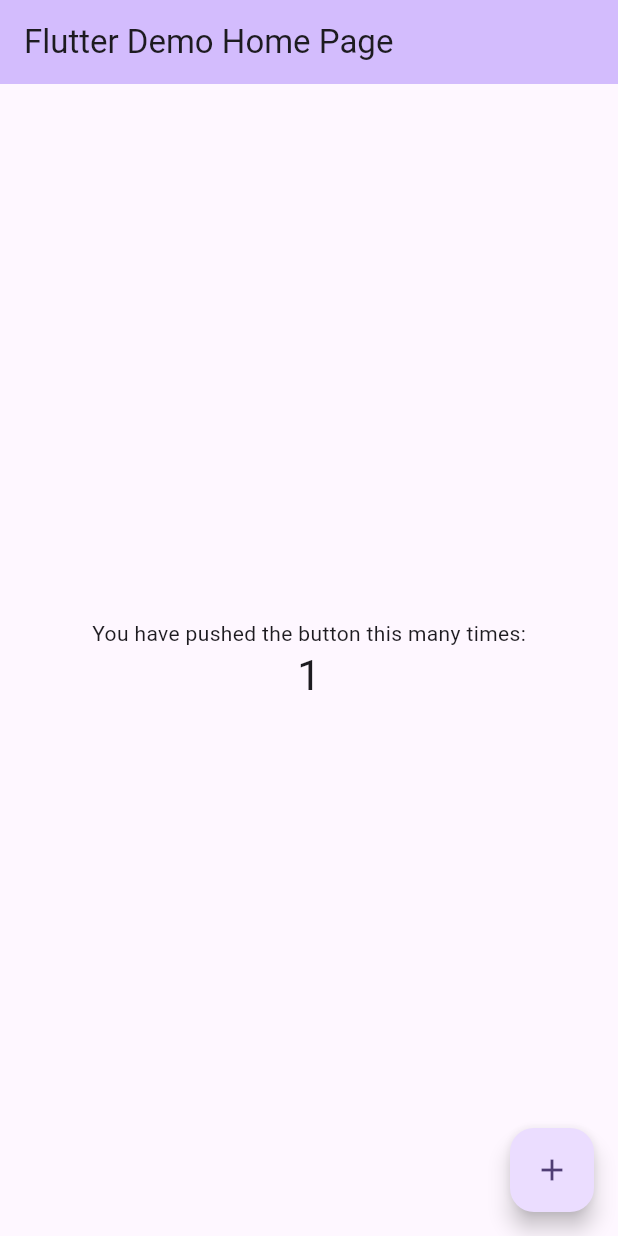
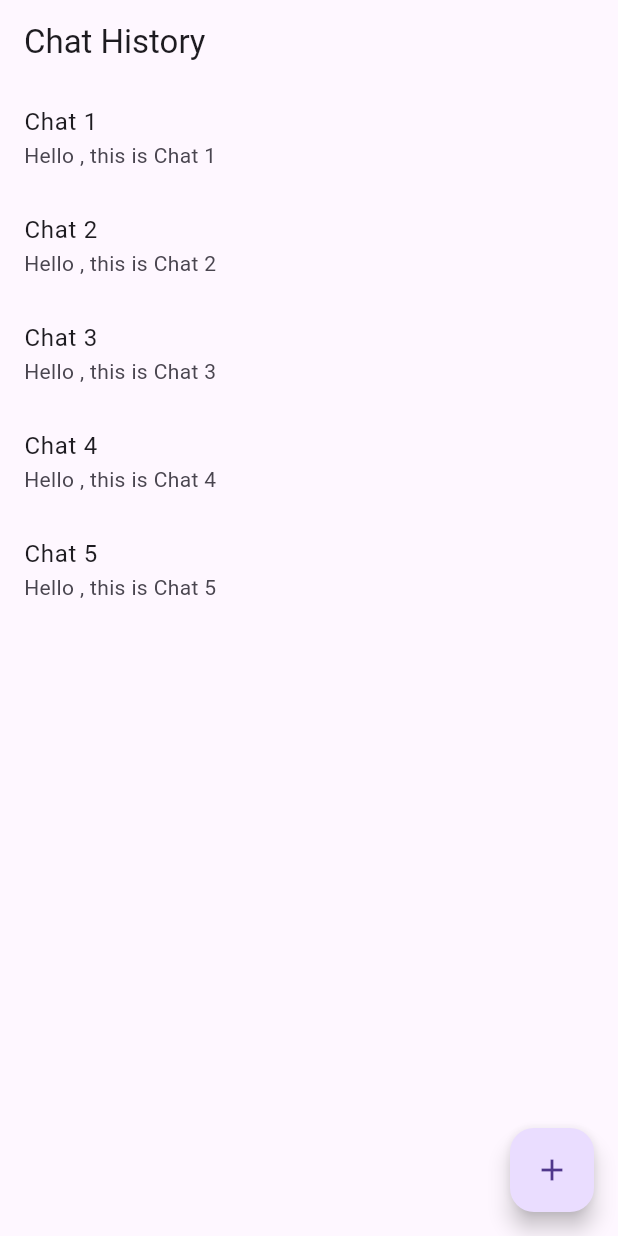
Before and after one commit to SiddheshMore24/speak_and_learn, a Flutter app: the screen it shows after launch, after a tap on the "add" icon, on a phone screen of 412 x 824 dp. Run offline on Flutter 3.47's test engine with Material 3 defaults, Android fonts, the phone set to English and light mode, and no system bars.

Commit message:
homepage dummy data

```diff
--- /dev/null
+++ b/lib/homescreen.dart
@@ -0,0 +1,64 @@
+import 'package:flutter/material.dart';
+
+class HomePage extends StatefulWidget {
+  @override
+  _HomePageState createState() => _HomePageState();
+}
+
+class _HomePageState extends State<HomePage> {
+  // Dummy
+  List<Map<String, dynamic>> _chatHistory = [
+    {
+      'id': 1,
+      'last_message': 'Hello , this is Chat 1 ',
+    },
+    {
+      'id': 2,
+      'last_message': 'Hello , this is Chat 2',
+    },
+    {
+      'id': 3,
+      'last_message': 'Hello , this is Chat 3',
+    },
+    {
+      'id': 4,
+      'last_message': 'Hello , this is Chat 4',
+    },
+    {
+      'id': 5,
+      'last_message': 'Hello , this is Chat 5',
+    },
+  ];
+
+
+
+  Widget _buildConversationTile(Map<String, dynamic> chat) {
+    return ListTile(
+      title: Text('Chat ${chat['id']}'),
+      subtitle: Text(chat['last_message'] ?? 'No messages'),
+      onTap: () {
+
+      },
+    );
+  }
+
+  @override
+  Widget build(BuildContext context) {
+    return Scaffold(
+      appBar: AppBar(
+        title: Text('Chat History'),
+      ),
+      body: ListView.builder(
+        itemCount: _chatHistory.length,
+        itemBuilder: (context, index) {
+          return _buildConversationTile(_chatHistory[index]);
+        },
+      ),
+      floatingActionButton: FloatingActionButton(
+        onPressed: (){},
+        tooltip: 'Start New Conversation',
+        child: Icon(Icons.add),
+      ),
+    );
+  }
+}
--- a/lib/main.dart
+++ b/lib/main.dart
@@ -1,125 +1,20 @@
 import 'package:flutter/material.dart';
 
+import 'homescreen.dart';
+
 void main() {
-  runApp(const MyApp());
+  runApp(MyApp());
 }
 
 class MyApp extends StatelessWidget {
-  const MyApp({super.key});
-
-  // This widget is the root of your application.
   @override
   Widget build(BuildContext context) {
     return MaterialApp(
-      title: 'Flutter Demo',
+      title: 'Chat App',
       theme: ThemeData(
-        // This is the theme of your application.
-        //
-        // TRY THIS: Try running your application with "flutter run". You'll see
-        // the application has a purple toolbar. Then, without quitting the app,
-        // try changing the seedColor in the colorScheme below to Colors.green
-        // and then invoke "hot reload" (save your changes or press the "hot
-        // reload" button in a Flutter-supported IDE, or press "r" if you used
-        // the command line to start the app).
-        //
-        // Notice that the counter didn't reset back to zero; the application
-        // state is not lost during the reload. To reset the state, use hot
-        // restart instead.
-        //
-        // This works for code too, not just values: Most code changes can be
-        // tested with just a hot reload.
-        colorScheme: ColorScheme.fromSeed(seedColor: Colors.deepPurple),
-        useMaterial3: true,
+        primarySwatch: Colors.blue,
       ),
-      home: const MyHomePage(title: 'Flutter Demo Home Page'),
+      home: HomePage(),
     );
   }
 }
-
-class MyHomePage extends StatefulWidget {
-  const MyHomePage({super.key, required this.title});
-
-  // This widget is the home page of your application. It is stateful, meaning
-  // that it has a State object (defined below) that contains fields that affect
-  // how it looks.
-
-  // This class is the configuration for the state. It holds the values (in this
-  // case the title) provided by the parent (in this case the App widget) and
-  // used by the build method of the State. Fields in a Widget subclass are
-  // always marked "final".
-
-  final String title;
-
-  @override
-  State<MyHomePage> createState() => _MyHomePageState();
-}
-
-class _MyHomePageState extends State<MyHomePage> {
-  int _counter = 0;
-
-  void _incrementCounter() {
-    setState(() {
-      // This call to setState tells the Flutter framework that something has
-      // changed in this State, which causes it to rerun the build method below
-      // so that the display can reflect the updated values. If we changed
-      // _counter without calling setState(), then the build method would not be
-      // called again, and so nothing would appear to happen.
-      _counter++;
-    });
-  }
-
-  @override
-  Widget build(BuildContext context) {
-    // This method is rerun every time setState is called, for instance as done
-    // by the _incrementCounter method above.
-    //
-    // The Flutter framework has been optimized to make rerunning build methods
-    // fast, so that you can just rebuild anything that needs updating rather
-    // than having to individually change instances of widgets.
-    return Scaffold(
-      appBar: AppBar(
-        // TRY THIS: Try changing the color here to a specific color (to
-        // Colors.amber, perhaps?) and trigger a hot reload to see the AppBar
-        // change color while the other colors stay the same.
-        backgroundColor: Theme.of(context).colorScheme.inversePrimary,
-        // Here we take the value from the MyHomePage object that was created by
-        // the App.build method, and use it to set our appbar title.
-        title: Text(widget.title),
-      ),
-      body: Center(
-        // Center is a layout widget. It takes a single child and positions it
-        // in the middle of the parent.
-        child: Column(
-          // Column is also a layout widget. It takes a list of children and
-          // arranges them vertically. By default, it sizes itself to fit its
-          // children horizontally, and tries to be as tall as its parent.
-          //
-          // Column has various properties to control how it sizes itself and
-          // how it positions its children. Here we use mainAxisAlignment to
-          // center the children vertically; the main axis here is the vertical
-          // axis because Columns are vertical (the cross axis would be
-          // horizontal).
-          //
-          // TRY THIS: Invoke "debug painting" (choose the "Toggle Debug Paint"
-          // action in the IDE, or press "p" in the console), to see the
-          // wireframe for each widget.
-          mainAxisAlignment: MainAxisAlignment.center,
-          children: <Widget>[
-            const Text(
-              'You have pushed the button this many times:',
-            ),
-            Text(
-              '$_counter',
-              style: Theme.of(context).textTheme.headlineMedium,
-            ),
-          ],
-        ),
-      ),
-      floatingActionButton: FloatingActionButton(
-        onPressed: _incrementCounter,
-        tooltip: 'Increment',
-        child: const Icon(Icons.add),
-      ), // This trailing comma makes auto-formatting nicer for build methods.
-    );
-  }
-}
```
